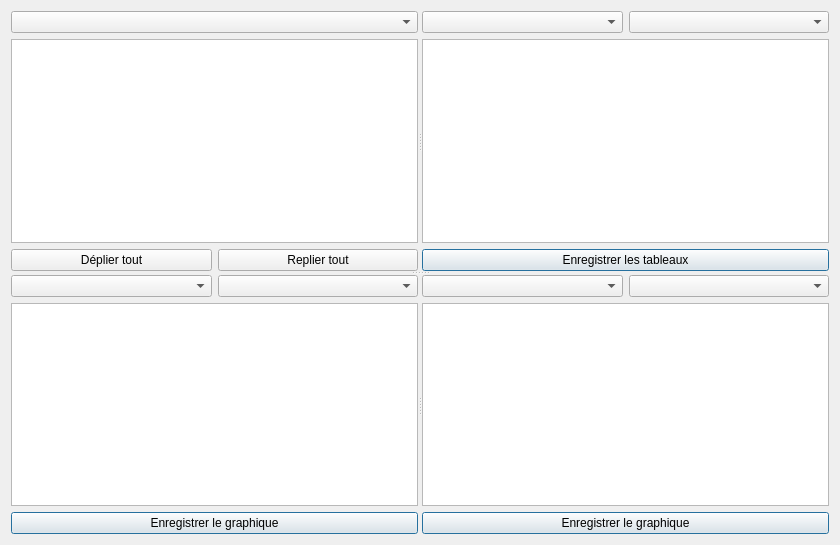
This is formauditexplore.ui in GiPiLab/ProtonClassicSuite as Qt 5 draws it before an edit. The edited form follows.
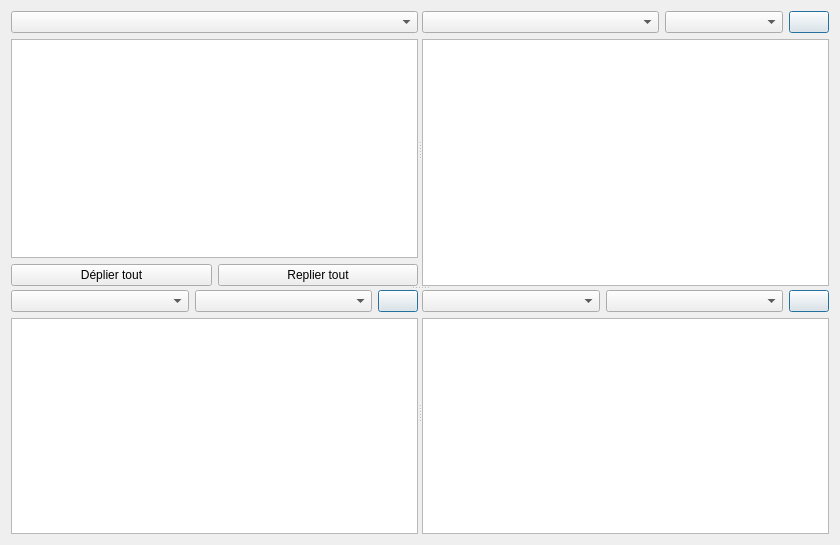
This is the edited form. Icons and pictures are not drawn. Custom widgets are drawn as their Qt base class.

The edit to the form file:
```diff
--- a/formauditexplore.ui
+++ b/formauditexplore.ui
@@ -67,15 +67,9 @@
         </item>
        </layout>
       </widget>
-      <widget class="QWidget" name="">
+      <widget class="QWidget" name="layoutWidget">
        <layout class="QGridLayout" name="gridLayout_2">
-        <item row="0" column="0">
-         <widget class="QComboBox" name="comboBoxTable"/>
-        </item>
-        <item row="0" column="1">
-         <widget class="QComboBox" name="comboBoxDFRFDIRITable"/>
-        </item>
-        <item row="1" column="0" colspan="2">
+        <item row="1" column="0" colspan="4">
          <widget class="QTextEdit" name="textEdit">
           <property name="acceptDrops">
            <bool>false</bool>
@@ -91,10 +85,19 @@
           </property>
          </widget>
         </item>
-        <item row="2" column="0" colspan="2">
+        <item row="0" column="3">
          <widget class="QPushButton" name="saveTablesButton">
+          <property name="sizePolicy">
+           <sizepolicy hsizetype="Fixed" vsizetype="Fixed">
+            <horstretch>0</horstretch>
+            <verstretch>0</verstretch>
+           </sizepolicy>
+          </property>
+          <property name="toolTip">
+           <string>&lt;html&gt;&lt;head/&gt;&lt;body&gt;&lt;p&gt;Enregistrer les tableaux&lt;/p&gt;&lt;/body&gt;&lt;/html&gt;</string>
+          </property>
           <property name="text">
-           <string>Enregistrer les tableaux</string>
+           <string/>
           </property>
           <property name="icon">
            <iconset resource="Images.qrc">
@@ -105,6 +108,12 @@
           </property>
          </widget>
         </item>
+        <item row="0" column="2">
+         <widget class="QComboBox" name="comboBoxDFRFDIRITable"/>
+        </item>
+        <item row="0" column="0" colspan="2">
+         <widget class="QComboBox" name="comboBoxTable"/>
+        </item>
        </layout>
       </widget>
      </widget>
@@ -112,21 +121,27 @@
       <property name="orientation">
        <enum>Qt::Horizontal</enum>
       </property>
-      <widget class="QWidget" name="">
+      <widget class="QWidget" name="layoutWidget">
        <layout class="QGridLayout" name="gridLayout_3">
+        <item row="0" column="1">
+         <widget class="QComboBox" name="comboBoxDFRFDIRIOrYearsChart1"/>
+        </item>
         <item row="0" column="0">
          <widget class="QComboBox" name="comboBoxChart1"/>
         </item>
-        <item row="0" column="1">
-         <widget class="QComboBox" name="comboBoxDFRFDIRIChart1"/>
-        </item>
-        <item row="1" column="0" colspan="2">
-         <widget class="QChartView" name="chartView1"/>
-        </item>
-        <item row="2" column="0" colspan="2">
+        <item row="0" column="2">
          <widget class="QPushButton" name="saveChart1Button">
+          <property name="sizePolicy">
+           <sizepolicy hsizetype="Fixed" vsizetype="Fixed">
+            <horstretch>0</horstretch>
+            <verstretch>0</verstretch>
+           </sizepolicy>
+          </property>
+          <property name="toolTip">
+           <string>&lt;html&gt;&lt;head/&gt;&lt;body&gt;&lt;p&gt;Enregistrer le graphique&lt;/p&gt;&lt;/body&gt;&lt;/html&gt;</string>
+          </property>
           <property name="text">
-           <string>Enregistrer le graphique</string>
+           <string/>
           </property>
           <property name="icon">
            <iconset resource="Images.qrc">
@@ -137,9 +152,12 @@
           </property>
          </widget>
         </item>
+        <item row="1" column="0" colspan="3">
+         <widget class="QChartView" name="chartView1"/>
+        </item>
        </layout>
       </widget>
-      <widget class="QWidget" name="">
+      <widget class="QWidget" name="layoutWidget">
        <layout class="QGridLayout" name="gridLayout_4">
         <item row="0" column="0">
          <widget class="QComboBox" name="comboBoxChart2"/>
@@ -147,13 +165,19 @@
         <item row="0" column="1">
          <widget class="QComboBox" name="comboBoxDFRFDIRIChart2"/>
         </item>
-        <item row="1" column="0" colspan="2">
-         <widget class="QChartView" name="chartView2"/>
-        </item>
-        <item row="2" column="0" colspan="2">
+        <item row="0" column="2">
          <widget class="QPushButton" name="saveChart2Button">
+          <property name="sizePolicy">
+           <sizepolicy hsizetype="Fixed" vsizetype="Fixed">
+            <horstretch>0</horstretch>
+            <verstretch>0</verstretch>
+           </sizepolicy>
+          </property>
+          <property name="toolTip">
+           <string>&lt;html&gt;&lt;head/&gt;&lt;body&gt;&lt;p&gt;Enregistrer le graphique&lt;/p&gt;&lt;/body&gt;&lt;/html&gt;</string>
+          </property>
           <property name="text">
-           <string>Enregistrer le graphique</string>
+           <string/>
           </property>
           <property name="icon">
            <iconset resource="Images.qrc">
@@ -164,6 +188,9 @@
           </property>
          </widget>
         </item>
+        <item row="1" column="0" colspan="3">
+         <widget class="QChartView" name="chartView2"/>
+        </item>
        </layout>
       </widget>
      </widget>
```
Left out of the diff: 21 changed lines with no effect on the pictures.
